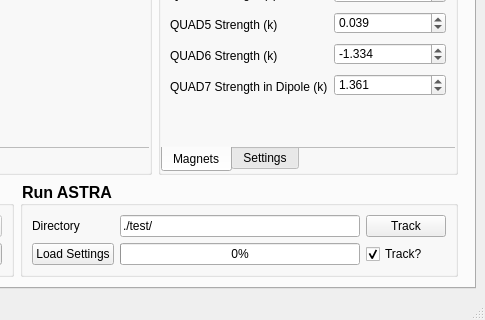
Before: the Qt Designer form astra_comparison_gui_tabs.ui in VELA-CLARA-software/OnlineModel, drawn with Qt 5; both pictures show x 541 to 1026 and y 478 to 798 of the 1026 by 798 pixel window.
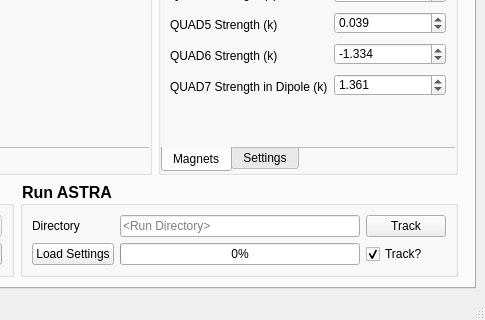
After: the same form once the commit is applied. Custom widgets are drawn as their Qt base class.

Commit message: Cleaning up code. Made directory line edit read-only.

```diff
--- a/astra_comparison_gui_tabs.ui
+++ b/astra_comparison_gui_tabs.ui
@@ -574,7 +574,13 @@
                  <string>simulation:directory</string>
                 </property>
                 <property name="text">
-                 <string>./test/</string>
+                 <string/>
+                </property>
+                <property name="readOnly">
+                 <bool>true</bool>
+                </property>
+                <property name="placeholderText">
+                 <string>&lt;Run Directory&gt;</string>
                 </property>
                </widget>
               </item>
```
Left out of the diff: 319 changed lines with no effect on the pictures. The commit also changes 5 other files.
